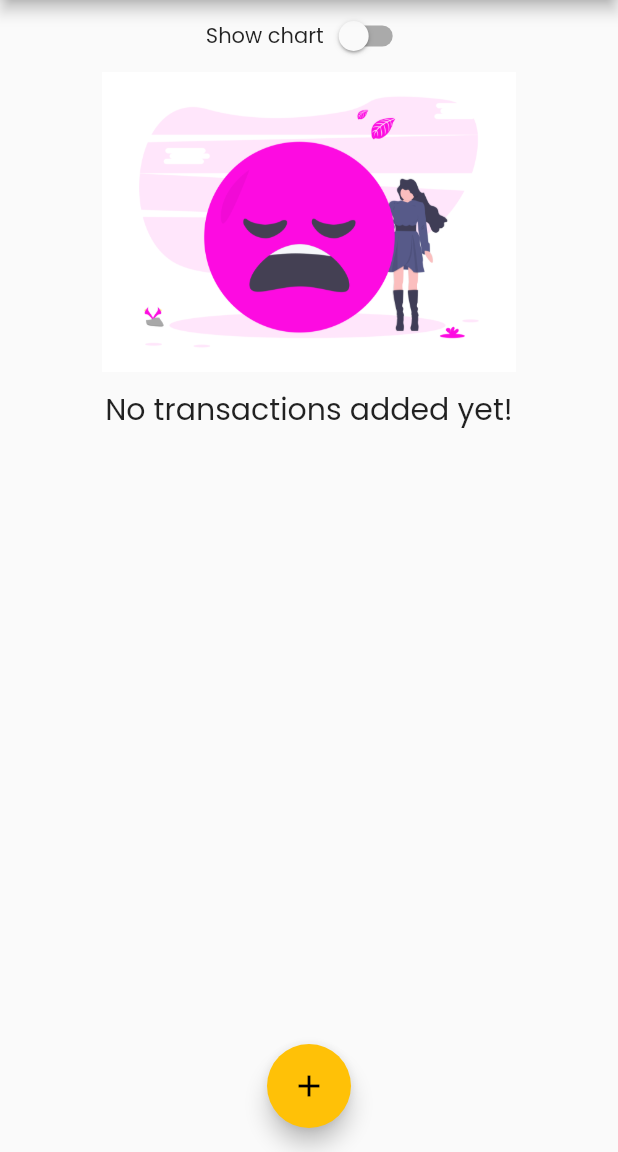
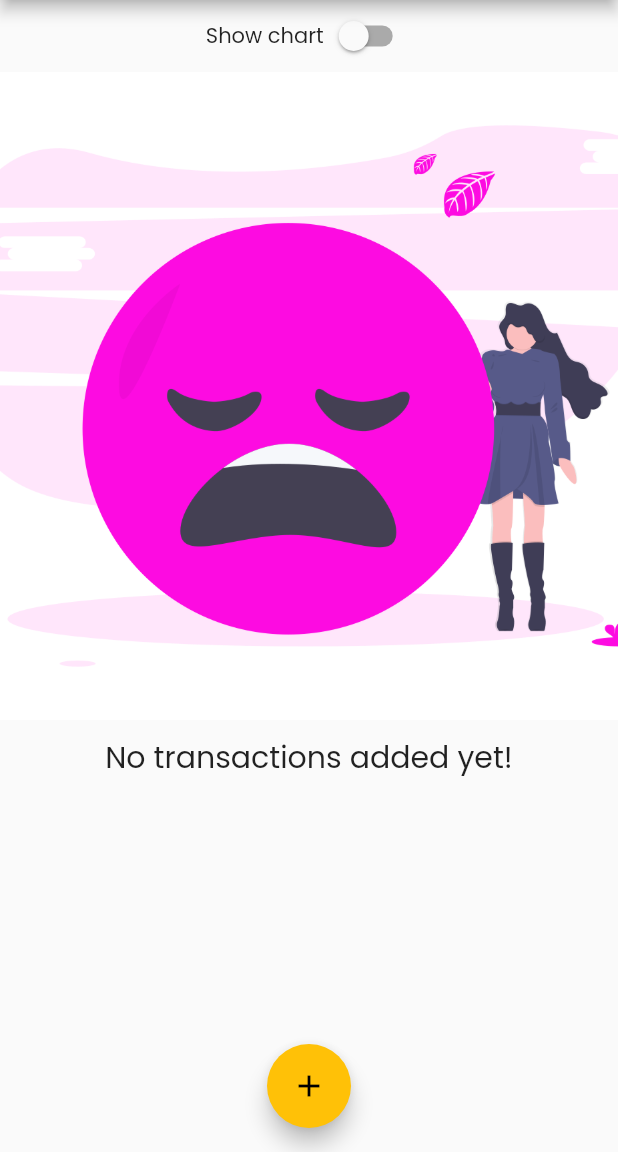
Before and after one commit to Alldden/flutter_complete_guide2, a Flutter app: the screen it shows after launch, on a phone screen of 412 x 824 dp, the part 84-1236 px from its top. Run offline on Flutter 3.47's test engine with Material 2 defaults, Android fonts, the phone set to English and light mode, and no system bars.

Commit message:
Finishing Landscape Mode

```diff
--- a/lib/main.dart
+++ b/lib/main.dart
@@ -121,14 +121,14 @@ class _MyHomePageState extends State<MyHomePage> {
                     height: (MediaQuery.of(context).size.height -
                             appBar.preferredSize.height -
                             MediaQuery.of(context).padding.top) *
-                        0.4,
+                        0.3,
                     child: Chart(_recentTransaction))
                 : Expanded(
                     child: Container(
                         height: (MediaQuery.of(context).size.height -
                                 appBar.preferredSize.height -
                                 MediaQuery.of(context).padding.top) *
-                            0.6,
+                            0.7,
                         child: TransactionList(
                             _userTransaction, _deleteTransaction)))
           ],
--- a/lib/widgets/transaction_list.dart
+++ b/lib/widgets/transaction_list.dart
@@ -9,10 +9,11 @@ class TransactionList extends StatelessWidget {
   @override
   Widget build(BuildContext context) {
     return transactions.isEmpty
-        ? Column(
+        ? LayoutBuilder(builder: (ctx, constraints) {
+            return Column(
               children: [
                 Container(
-                height: 200,
+                  height: constraints.maxHeight * 0.6,
                   child: Image.asset(
                     'assets/images/notfound.png',
                     fit: BoxFit.cover,
@@ -26,7 +27,8 @@ class TransactionList extends StatelessWidget {
                   style: Theme.of(context).textTheme.titleLarge,
                 ),
               ],
-          )
+            );
+          })
         : ListView.builder(
             itemBuilder: (ctx, index) {
               return Card(
```
Lines whose indentation alone changed are shown as unchanged.
